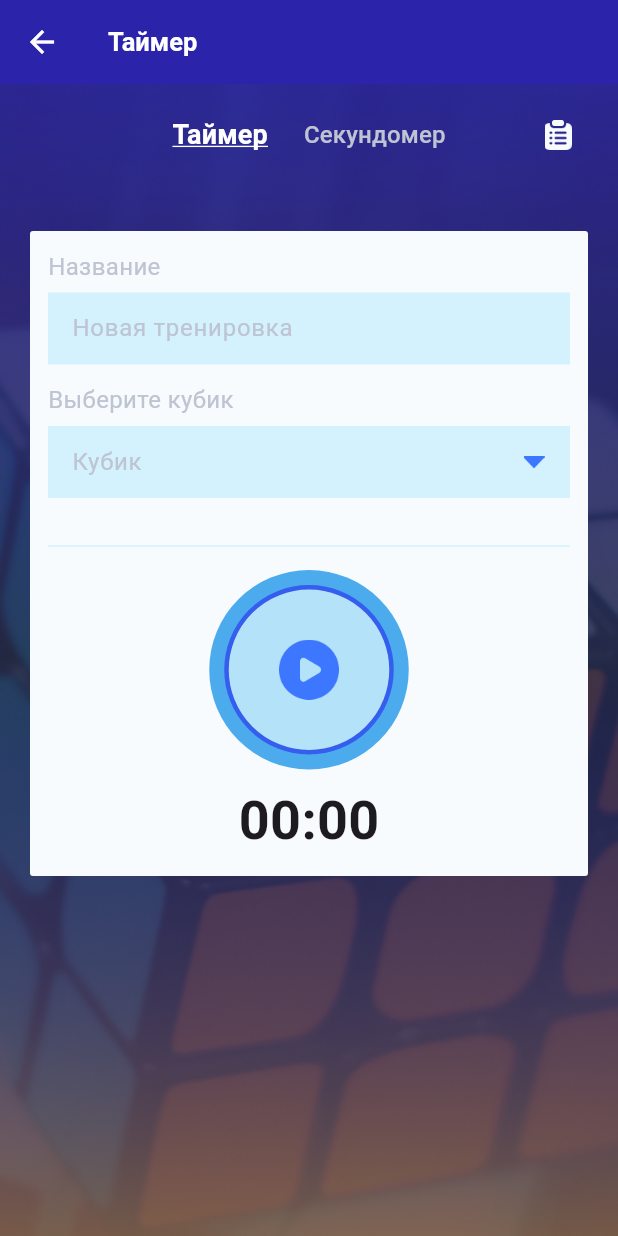
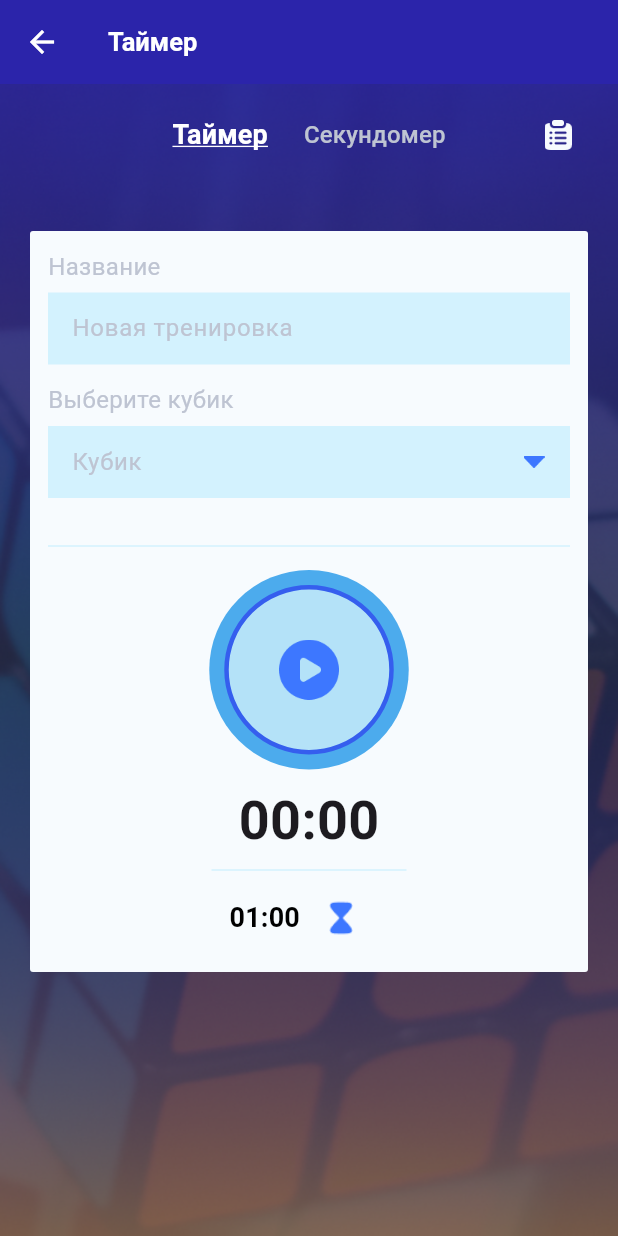
Before and after one commit to Mishal12g/kubikrubik, a Flutter app: the TimerPage screen opened by its route, after a tap on "Таймер", on a phone screen of 412 x 824 dp. Run offline on Flutter 3.47's test engine with Material 3 defaults, Android fonts, the phone set to English and light mode, and no system bars; our stand-ins replace get, hive, hive_flutter; missing offline and left inert: flutter_page_view_indicator; accounts and stored records are empty.

Commit message:
feat: add picker time

```diff
--- /dev/null
+++ b/lib/models/enums/timer_stopwatch.dart
@@ -0,0 +1,4 @@
+enum TimerStopwatch {
+  timer,
+  stopwatch,
+}
--- a/lib/ui/timer_page/timer_page.dart
+++ b/lib/ui/timer_page/timer_page.dart
@@ -1,11 +1,16 @@
+import 'package:flutter/cupertino.dart';
 import 'package:flutter/material.dart';
+import 'package:get/get.dart';
 import 'package:get/get_core/src/get_main.dart';
 import 'package:get/get_instance/get_instance.dart';
+import 'package:get/get_navigation/get_navigation.dart';
 import 'package:get/get_state_manager/get_state_manager.dart';
 import 'package:kubikrubik/models/catalog.dart';
+import 'package:kubikrubik/models/enums/timer_stopwatch.dart';
 import 'package:kubikrubik/resources/colors_app.dart';
 import 'package:kubikrubik/resources/resources.dart';
 import 'package:kubikrubik/ui/components/background_image_widget.dart';
+import 'package:kubikrubik/ui/components/button_widget.dart';
 import 'package:kubikrubik/ui/components/container_widget.dart';
 import 'package:kubikrubik/ui/components/form_text_field_widget.dart';
 import 'package:kubikrubik/ui/components/timer_button_widget.dart';
@@ -16,11 +21,25 @@ class TimerPage extends StatelessWidget {
 
   @override
   Widget build(BuildContext context) {
+    const selectedStyle = TextStyle(
+      decoration: TextDecoration.underline,
+      decorationColor: Colors.white,
+      fontWeight: FontWeight.bold,
+      color: Colors.white,
+      fontSize: 18,
+    );
+    const notSelectedStyle = TextStyle(
+      color: ColorsApp.grey,
+      fontSize: 16,
+    );
+
     final TextEditingController selectTextFieldController =
         TextEditingController();
     final TextEditingController nameTextFieldController =
         TextEditingController();
+
     Get.lazyPut(() => TimerPageController());
+    final c = Get.find<TimerPageController>();
 
     return Scaffold(
       appBar: AppBar(
@@ -36,32 +55,33 @@ class TimerPage extends StatelessWidget {
               child: ListView(
                 children: [
                   const SizedBox(height: 10),
-                  Row(
+                  GetBuilder<TimerPageController>(
+                    builder: (controller) => Row(
                       children: [
                         const SizedBox(width: 40),
                         const Spacer(),
                         TextButton(
-                        child: const Text(
+                          child: Text(
                             "Таймер",
-                          style: TextStyle(
-                            decoration: TextDecoration.underline,
-                            decorationColor: Colors.white,
-                            fontWeight: FontWeight.bold,
-                            color: Colors.white,
-                            fontSize: 18,
+                            style: c.timerOrStopwatch == TimerStopwatch.timer
+                                ? selectedStyle
+                                : notSelectedStyle,
                           ),
-                        ),
-                        onPressed: () {},
+                          onPressed: () {
+                            c.setTimerOrStopwatch(TimerStopwatch.timer);
+                          },
                         ),
                         TextButton(
-                        child: const Text(
+                          child: Text(
                             "Секундомер",
-                          style: TextStyle(
-                            color: ColorsApp.grey,
-                            fontSize: 16,
+                            style:
+                                c.timerOrStopwatch == TimerStopwatch.stopwatch
+                                    ? selectedStyle
+                                    : notSelectedStyle,
                           ),
-                        ),
-                        onPressed: () {},
+                          onPressed: () {
+                            c.setTimerOrStopwatch(TimerStopwatch.stopwatch);
+                          },
                         ),
                         const Spacer(),
                         SizedBox(
@@ -75,6 +95,7 @@ class TimerPage extends StatelessWidget {
                           ),
                         ),
                       ],
+                    ),
                   ),
                   const SizedBox(height: 40),
                   ContainerWidget(
@@ -97,7 +118,7 @@ class TimerPage extends StatelessWidget {
                         const Divider(
                           color: ColorsApp.blueButton,
                         ),
-                        const MyTimerWidget(),
+                        const _MyTimerWidget(),
                       ],
                     ),
                   ),
@@ -120,6 +141,8 @@ class _PopUpSize extends StatelessWidget {
     TimerPageController c = Get.find<TimerPageController>();
 
     return PopupMenuButton<String>(
+      color: Colors.white,
+      surfaceTintColor: Colors.white,
       icon: const Image(
         image: AssetImage(AppImages.popUpClose),
       ),
@@ -146,14 +169,113 @@ class _PopUpSize extends StatelessWidget {
   }
 }
 
-class MyTimerWidget extends StatelessWidget {
-  const MyTimerWidget({super.key});
+class _MyTimerWidget extends StatelessWidget {
+  const _MyTimerWidget({super.key});
 
   @override
   Widget build(BuildContext context) {
     TimerPageController c = Get.find<TimerPageController>();
     return GetBuilder<TimerPageController>(
-      builder: (_) => Column(
+      builder: (_) {
+        switch (c.timerOrStopwatch) {
+          case TimerStopwatch.timer:
+            return Column(
+              children: [
+                TimerButtonWidget(
+                  isPlay: c.isPlay,
+                  action: () {
+                    c.isPlay = !c.isPlay;
+                    c.isPlay ? c.startTimer() : c.stopTimer();
+                  },
+                ),
+                Center(
+                  child: Text(
+                    c.timeResult,
+                    style: const TextStyle(
+                      fontSize: 36,
+                      fontWeight: FontWeight.bold,
+                    ),
+                  ),
+                ),
+                SizedBox(
+                  width: 130,
+                  child: Column(
+                    children: [
+                      const Divider(
+                        color: ColorsApp.blueButton,
+                      ),
+                      TextButton(
+                        onPressed: () => showCupertinoDialog<String>(
+                          context: context,
+                          builder: (BuildContext context) {
+                            return AlertDialog(
+                              shape: const RoundedRectangleBorder(
+                                borderRadius: BorderRadius.all(
+                                  Radius.circular(2.0),
+                                ),
+                              ),
+                              surfaceTintColor: Colors.white,
+                              backgroundColor: Colors.white,
+                              content: SizedBox(
+                                height: 150,
+                                child: Column(
+                                  children: [
+                                    Expanded(
+                                      child: CupertinoPicker(
+                                        backgroundColor: Colors.white,
+                                        itemExtent: 32.0,
+                                        onSelectedItemChanged: (value) {
+                                          c.selectTime(value);
+                                        },
+                                        children: c.timeStrings
+                                            .map((e) => Text(e))
+                                            .toList(),
+                                      ),
+                                    ),
+                                    ButtonWidget(
+                                        color: ColorsApp.blue,
+                                        text: const Text(
+                                          "Выбрать",
+                                          style: TextStyle(
+                                            color: Colors.white,
+                                          ),
+                                        ),
+                                        onTap: () {
+                                          Get.back();
+                                        })
+                                  ],
+                                ),
+                              ),
+                            );
+                          },
+                        ),
+                        child: Row(
+                          children: [
+                            Text(
+                              c.selectedTime,
+                              style: const TextStyle(
+                                fontWeight: FontWeight.bold,
+                                fontSize: 18,
+                                color: Colors.black,
+                              ),
+                            ),
+                            const SizedBox(width: 15),
+                            const Image(
+                              width: 25,
+                              height: 25,
+                              fit: BoxFit.contain,
+                              image: AssetImage(AppImages.hourglass),
+                            ),
+                          ],
+                        ),
+                      ),
+                    ],
+                  ),
+                ),
+              ],
+            );
+          case TimerStopwatch.stopwatch:
+            return Column(
               children: [
                 TimerButtonWidget(
                   isPlay: c.isPlay,
@@ -172,7 +294,9 @@ class MyTimerWidget extends StatelessWidget {
                   ),
                 ),
               ],
-      ),
+            );
+        }
+      },
     );
   }
 }
--- a/lib/ui/timer_page/timer_page_controller.dart
+++ b/lib/ui/timer_page/timer_page_controller.dart
@@ -1,28 +1,64 @@
 import 'dart:async';
 import 'package:get/get_state_manager/get_state_manager.dart';
 import 'package:kubikrubik/models/catalog.dart';
+import 'package:kubikrubik/models/enums/timer_stopwatch.dart';
 import 'package:kubikrubik/services/catalogs_services.dart';
 
 class TimerPageController extends GetxController {
   final CatalogService _catalogService = CatalogService();
-  late Timer _timer;
 
   List<Catalog> _catalogs = [];
-
+  TimerStopwatch _timerOrStopwatch = TimerStopwatch.timer;
   String _timeResult = "00:00";
   bool isPlay = false;
   bool timerIsActive = false;
+  late String selectedTime;
 
   String get timeResult => _timeResult;
+  TimerStopwatch get timerOrStopwatch => _timerOrStopwatch;
   List<Catalog> get catalogs => _catalogs;
+
+  late Timer _timer;
+
+  final List<String> timeStrings = [
+    "01:00",
+    "02:00",
+    "03:00",
+    "04:00",
+    "05:00",
+    "06:00",
+    "07:00",
+    "08:00",
+    "09:00",
+    "10:00",
+  ];
 
   TimerPageController() {
     loadCatalogs();
+    selectTime(0);
+  }
+
+  setTimerOrStopwatch(TimerStopwatch timerStopwatch) {
+    if (!isPlay) {
+      switch (_timerOrStopwatch) {
+        case TimerStopwatch.timer:
+          _timerOrStopwatch = timerStopwatch;
+        case TimerStopwatch.stopwatch:
+          _timerOrStopwatch = timerStopwatch;
+      }
+      _timeResult = "00:00";
+      update();
+    }
   }
 
   loadCatalogs() {
     _catalogService.load();
     _catalogs = _catalogService.catalogs;
+  }
+
+  selectTime(index) {
+    selectedTime = timeStrings[index];
+    update();
   }
 
   String _formatDuration(int seconds) {
```
Lines whose indentation alone changed are shown as unchanged.
